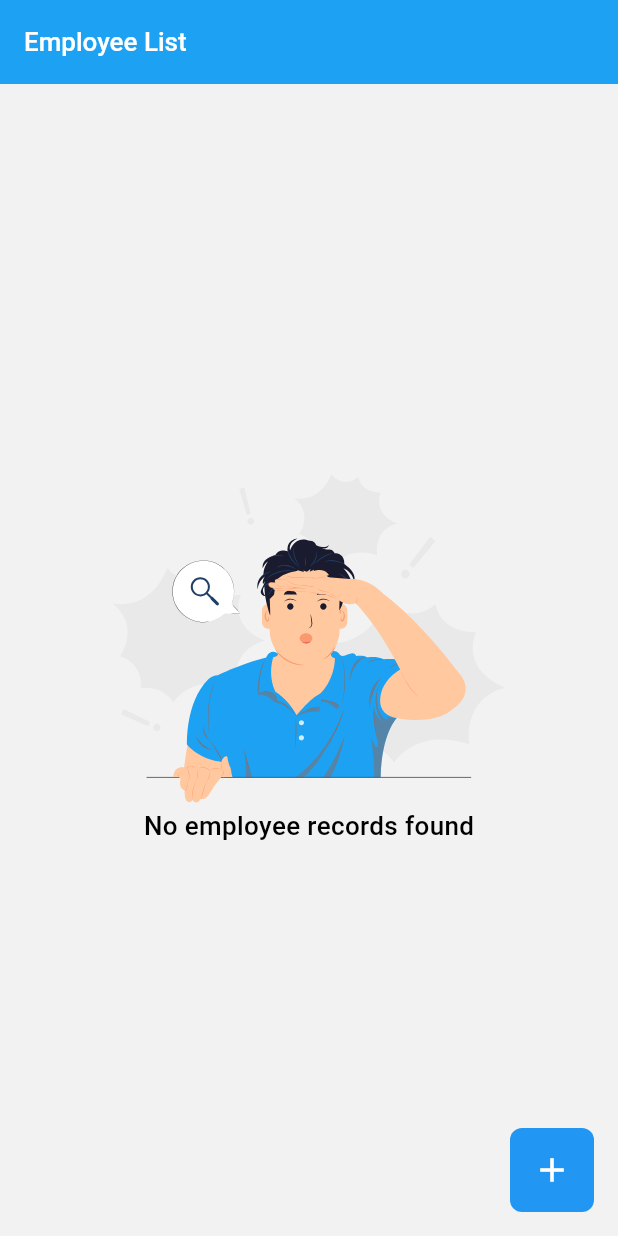
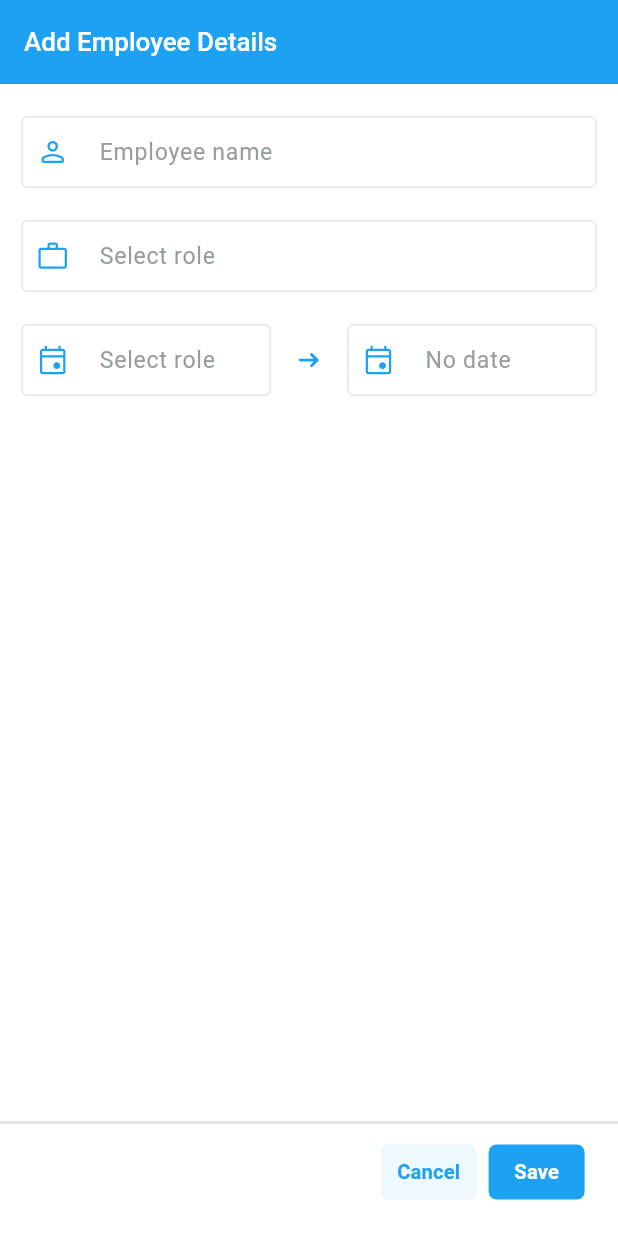
Before and after one commit to Lord-Chris/rti_assignment, a Flutter app: the screen it shows after launch, after a tap on the "add" icon, on a phone screen of 412 x 824 dp. Run offline on Flutter 3.47's test engine with Material 2 defaults, Android fonts, the phone set to English and light mode, and no system bars; our stand-ins replace flutter_screenutil, flutter_svg, stacked, stacked_services, stacked_shared.

Commit message:
Add Enployee View

```diff
--- a/lib/app/app.dart
+++ b/lib/app/app.dart
@@ -1,6 +1,7 @@
 import 'package:stacked/stacked_annotations.dart';
 import 'package:stacked_services/stacked_services.dart';
 
+import '../ui/views/add_employee_view/add_employee_view.dart';
 import '../ui/views/employees_list_view/employees_list_view.dart';
 
 /// Run "flutter pub run build_runner build --delete-conflicting-outputs"
@@ -9,6 +10,9 @@ import '../ui/views/employees_list_view/employees_list_view.dart';
 @StackedApp(
   routes: [
     AdaptiveRoute(page: EmployeesListView, initial: true),
+    AdaptiveRoute(page: AddEmployeeView),
+    // AdaptiveRoute(page: AddEmployeeView),
+    // AdaptiveRoute(page: AddEmployeeView),
   ],
   dependencies: [
     LazySingleton(classType: NavigationService),
--- a/lib/app/app.router.dart
+++ b/lib/app/app.router.dart
@@ -6,15 +6,22 @@
 
 // ignore_for_file: no_leading_underscores_for_library_prefixes
 import 'package:flutter/material.dart';
+import 'package:rti_assignment/ui/views/add_employee_view/add_employee_view.dart'
+    as _i3;
 import 'package:rti_assignment/ui/views/employees_list_view/employees_list_view.dart'
     as _i2;
 import 'package:stacked/stacked.dart' as _i1;
-import 'package:stacked_services/stacked_services.dart' as _i3;
+import 'package:stacked_services/stacked_services.dart' as _i4;
 
 class Routes {
   static const employeesListView = '/';
 
-  static const all = <String>{employeesListView};
+  static const addEmployeeView = '/add-employee-view';
+
+  static const all = <String>{
+    employeesListView,
+    addEmployeeView,
+  };
 }
 
 class StackedRouter extends _i1.RouterBase {
@@ -22,7 +29,11 @@ class StackedRouter extends _i1.RouterBase {
     _i1.RouteDef(
       Routes.employeesListView,
       page: _i2.EmployeesListView,
-    )
+    ),
+    _i1.RouteDef(
+      Routes.addEmployeeView,
+      page: _i3.AddEmployeeView,
+    ),
   ];
 
   final _pagesMap = <Type, _i1.StackedRouteFactory>{
@@ -31,7 +42,13 @@ class StackedRouter extends _i1.RouterBase {
         builder: (context) => const _i2.EmployeesListView(),
         settings: data,
       );
-    }
+    },
+    _i3.AddEmployeeView: (data) {
+      return _i1.buildAdaptivePageRoute<dynamic>(
+        builder: (context) => const _i3.AddEmployeeView(),
+        settings: data,
+      );
+    },
   };
 
   @override
@@ -40,7 +57,7 @@ class StackedRouter extends _i1.RouterBase {
   Map<Type, _i1.StackedRouteFactory> get pagesMap => _pagesMap;
 }
 
-extension NavigatorStateExtension on _i3.NavigationService {
+extension NavigatorStateExtension on _i4.NavigationService {
   Future<dynamic> navigateToEmployeesListView([
     int? routerId,
     bool preventDuplicates = true,
@@ -49,6 +66,20 @@ extension NavigatorStateExtension on _i3.NavigationService {
         transition,
   ]) async {
     return navigateTo<dynamic>(Routes.employeesListView,
+        id: routerId,
+        preventDuplicates: preventDuplicates,
+        parameters: parameters,
+        transition: transition);
+  }
+
+  Future<dynamic> navigateToAddEmployeeView([
+    int? routerId,
+    bool preventDuplicates = true,
+    Map<String, String>? parameters,
+    Widget Function(BuildContext, Animation<double>, Animation<double>, Widget)?
+        transition,
+  ]) async {
+    return navigateTo<dynamic>(Routes.addEmployeeView,
         id: routerId,
         preventDuplicates: preventDuplicates,
         parameters: parameters,
@@ -68,4 +99,18 @@ extension NavigatorStateExtension on _i3.NavigationService {
         parameters: parameters,
         transition: transition);
   }
+
+  Future<dynamic> replaceWithAddEmployeeView([
+    int? routerId,
+    bool preventDuplicates = true,
+    Map<String, String>? parameters,
+    Widget Function(BuildContext, Animation<double>, Animation<double>, Widget)?
+        transition,
+  ]) async {
+    return replaceWith<dynamic>(Routes.addEmployeeView,
+        id: routerId,
+        preventDuplicates: preventDuplicates,
+        parameters: parameters,
+        transition: transition);
+  }
 }
--- /dev/null
+++ b/lib/ui/shared/components/app_button.dart
@@ -0,0 +1,146 @@
+import 'package:flutter/material.dart';
+import 'package:flutter_screenutil/flutter_screenutil.dart';
+
+import '../constants/_constants.dart';
+import '_components.dart';
+
+class AppButton extends StatelessWidget {
+  final String label;
+  final VoidCallback? onTap;
+  final Color? labelColor, buttonColor, borderColor, disabledColor;
+  final double? width, height, borderRadius, labelSize;
+  final bool isCollapsed, isDisabled;
+  final bool hasShadow, hasBorder, isBusy, showFeedback;
+  final FontWeight fontWeight;
+  final EdgeInsetsGeometry? padding;
+  final Widget? customChild, prefixWidget, suffixWidget;
+  const AppButton({
+    Key? key,
+    this.onTap,
+    this.width,
+    this.height,
+    this.customChild,
+    this.buttonColor = AppColors.blue,
+    required this.label,
+    this.labelColor = AppColors.white,
+    this.disabledColor,
+    this.borderColor,
+    this.isCollapsed = true,
+    this.hasShadow = false,
+    this.hasBorder = false,
+    this.isBusy = false,
+    this.isDisabled = false,
+    this.showFeedback = true,
+    this.fontWeight = FontWeight.w600,
+    this.borderRadius,
+    this.padding,
+    this.labelSize,
+    this.prefixWidget,
+    this.suffixWidget,
+  }) : super(key: key);
+
+  @override
+  Widget build(BuildContext context) {
+    return SizedBox(
+      width: width ?? (isCollapsed ? null : double.maxFinite),
+      height: height ?? (isCollapsed ? null : 50.h),
+      child: MaterialButton(
+        onPressed: isDisabled ? null : onTap,
+        disabledColor: disabledColor ?? buttonColor?.withOpacity(0.3),
+        color: buttonColor,
+        elevation: hasShadow ? 5 : 0,
+        clipBehavior: Clip.hardEdge,
+        splashColor: showFeedback ? null : buttonColor,
+        highlightColor: showFeedback ? null : buttonColor,
+        highlightElevation: showFeedback ? 4 : 0,
+        padding: padding ?? EdgeInsets.all(10.r),
+        shape: RoundedRectangleBorder(
+          borderRadius: BorderRadius.circular(borderRadius?.r ?? 6.r),
+          side: hasBorder
+              ? BorderSide(
+                  color: borderColor ?? Colors.grey[400]!,
+                  width: 1.r,
+                )
+              : BorderSide.none,
+        ),
+        child: Builder(
+          builder: (context) {
+            if (isBusy) {
+              return SizedBox.square(
+                child: FittedBox(
+                  child: AppLoader(
+                    padding: 15,
+                    color: labelColor,
+                  ),
+                ),
+              );
+            }
+
+            if (customChild != null) return customChild!;
+
+            return FittedBox(
+              child: Row(
+                children: [
+                  if (prefixWidget != null)
+                    Padding(
+                      padding: EdgeInsets.only(right: 10.r),
+                      child: prefixWidget,
+                    ),
+                  Center(
+                    child: Text(
+                      label,
+                      textAlign: TextAlign.center,
+                      style: AppTextStyles.medium14.copyWith(
+                        fontSize: labelSize?.spMin,
+                        fontWeight: fontWeight,
+                        color: labelColor,
+                      ),
+                    ),
+                  ),
+                  if (suffixWidget != null)
+                    Padding(
+                      padding: EdgeInsets.only(left: 10.r),
+                      child: suffixWidget,
+                    ),
+                ],
+              ),
+            );
+          },
+        ),
+      ),
+    );
+  }
+}
+
+class AppBackButton extends StatelessWidget {
+  final Widget? icon;
+  final Color? color;
+  final VoidCallback? onTap;
+  const AppBackButton({
+    Key? key,
+    this.icon,
+    this.color,
+    this.onTap,
+  }) : super(key: key);
+
+  @override
+  Widget build(BuildContext context) {
+    if (!Navigator.canPop(context)) return const SizedBox();
+    return MaterialButton(
+      onPressed: onTap ?? () => Navigator.pop(context),
+      minWidth: 26.r,
+      height: 26.r,
+      padding: EdgeInsets.zero,
+      shape: RoundedRectangleBorder(
+        borderRadius: BorderRadius.circular(6),
+        side: BorderSide(color: color ?? AppColors.black, width: 1),
+      ),
+      child: icon ??
+          Icon(
+            Icons.arrow_back_ios_new,
+            size: 12.r,
+            color: color,
+          ),
+    );
+  }
+}
--- /dev/null
+++ b/lib/ui/shared/components/app_textfield.dart
@@ -0,0 +1,234 @@
+import 'package:flutter/material.dart';
+import 'package:flutter/services.dart';
+import 'package:flutter_screenutil/flutter_screenutil.dart';
+
+import '../constants/_constants.dart';
+
+class AppTextField extends StatelessWidget {
+  final String? label;
+  final String? hint;
+  final String? initialValue;
+  final bool obscureText;
+  final InputBorder? border;
+  final TextEditingController? controller;
+  final FocusNode? focusNode;
+  final String? Function(String?)? validator;
+  final void Function(String)? onChanged;
+  final void Function(String)? onFieldSubmitted;
+  final void Function()? onTap;
+  final void Function()? onEditingComplete;
+  final TextInputType? keyboardType;
+  final TextCapitalization textCapitalization;
+  final TextAlignVertical? textAlignVertical;
+  final TextAlign? textAlign;
+  final Widget? suffix;
+  final Widget? prefix;
+  final Widget? bottomRightWidget;
+  final bool readOnly;
+  final bool expands;
+  final bool hasBorder;
+  final int? minLines, maxLines, maxLength;
+  final bool enabled;
+  final Color? fillColor;
+  final InputDecoration? decoration;
+  final List<TextInputFormatter>? inputFormatters;
+
+  const AppTextField({
+    Key? key,
+    this.label,
+    this.hint,
+    this.controller,
+    this.validator,
+    this.border,
+    this.keyboardType,
+    this.textCapitalization = TextCapitalization.none,
+    this.suffix,
+    this.obscureText = false,
+    this.prefix,
+    this.initialValue,
+    this.focusNode,
+    this.readOnly = false,
+    this.expands = false,
+    this.hasBorder = true,
+    this.minLines,
+    this.maxLines,
+    this.maxLength,
+    this.enabled = true,
+    this.onChanged,
+    this.onFieldSubmitted,
+    this.fillColor,
+    this.onTap,
+    this.onEditingComplete,
+    this.decoration,
+    this.textAlign,
+    this.textAlignVertical,
+    this.bottomRightWidget,
+    this.inputFormatters,
+  })  : assert(initialValue == null || controller == null),
+        super(key: key);
+
+  @override
+  Widget build(BuildContext context) {
+    return TextFormField(
+      enabled: enabled,
+      controller: controller,
+      initialValue: initialValue,
+      onChanged: onChanged,
+      onFieldSubmitted: onFieldSubmitted,
+      onTap: onTap,
+      keyboardType: keyboardType,
+      cursorWidth: 1,
+      textCapitalization: textCapitalization,
+      obscureText: obscureText,
+      obscuringCharacter: '●',
+      readOnly: readOnly,
+      focusNode: focusNode,
+      expands: expands,
+      maxLines: maxLines,
+      validator: validator,
+      minLines: minLines,
+      // maxLength: maxLength,
+      inputFormatters: [
+        LengthLimitingTextInputFormatter(maxLength),
+        ...inputFormatters ?? []
+      ],
+      textAlignVertical: textAlignVertical ?? TextAlignVertical.center,
+      textAlign: textAlign ?? TextAlign.start,
+      onEditingComplete:
+          onEditingComplete ?? () => FocusScope.of(context).nextFocus(),
+      style: AppTextStyles.regular16.copyWith(
+        height: 1,
+      ),
+      decoration: decoration ??
+          kOutlineDecoration().copyWith(
+            hintText: hint,
+            labelText: label,
+            suffixIcon: (suffix != null)
+                ? Row(
+                    mainAxisSize: MainAxisSize.min,
+                    mainAxisAlignment: MainAxisAlignment.end,
+                    children: [
+                      Padding(
+                        padding: EdgeInsets.only(right: 10.w),
+                        child: suffix!,
+                      ),
+                    ],
+                  )
+                : null,
+            prefixIcon: (prefix != null)
+                ? Row(
+                    mainAxisSize: MainAxisSize.min,
+                    mainAxisAlignment: MainAxisAlignment.start,
+                    children: [
+                      Padding(
+                        padding: EdgeInsets.only(left: 10.r),
+                        child: prefix!,
+                      ),
+                    ],
+                  )
+                : null,
+            enabled: enabled,
+            border: border,
+            alignLabelWithHint:
+                maxLines != null && keyboardType == TextInputType.multiline,
+          ),
+    );
+  }
+
+  static InputDecoration kOutlineDecoration() => InputDecoration(
+        contentPadding: EdgeInsets.symmetric(vertical: 8.h, horizontal: 10.w),
+        isDense: true,
+        border: const UnderlineInputBorder(),
+        enabledBorder: const OutlineInputBorder(
+          borderSide: BorderSide(color: AppColors.borderGrey),
+        ),
+        focusedBorder: const OutlineInputBorder(
+          borderSide: BorderSide(color: AppColors.borderGrey),
+        ),
+        floatingLabelBehavior: FloatingLabelBehavior.never,
+        labelStyle: AppTextStyles.regular16.copyWith(
+          color: AppColors.hintGrey,
+        ),
+      );
+}
+
+class AppDropdownField<T extends Object> extends StatelessWidget {
+  final List<T> items;
+  final T? value;
+  final void Function(T?)? onChanged;
+  final String? Function(T?)? validator;
+  final Widget Function(T)? customItem;
+  final String Function(T)? displayItem;
+  final String? label, hint;
+  final String? headingText;
+  final Widget? prefix;
+  final FocusNode? focusNode;
+  final bool enabled;
+  final Color? fillColor;
+  final bool hasBorder;
+
+  const AppDropdownField({
+    Key? key,
+    required this.items,
+    required this.value,
+    this.onChanged,
+    this.validator,
+    this.label,
+    this.hint,
+    this.headingText,
+    this.prefix,
+    this.enabled = true,
+    this.fillColor,
+    this.focusNode,
+    this.customItem,
+    this.displayItem,
+    this.hasBorder = true,
+  }) : super(key: key);
+  @override
+  Widget build(BuildContext context) {
+    return DropdownButtonFormField<T>(
+      items: items.map(
+        (T item) {
+          if (customItem != null) {
+            return DropdownMenuItem(
+              value: item,
+              child: customItem!(item),
+            );
+          }
+          return DropdownMenuItem(
+            value: item,
+            child: Text(
+              displayItem != null ? displayItem!(item) : item.toString(),
+              overflow: TextOverflow.ellipsis,
+              softWrap: true,
+              style: DefaultTextStyle.of(context).style,
+            ),
+          );
+        },
+      ).toList(),
+      isExpanded: true,
+      onChanged: onChanged,
+      validator: validator,
+      value: value,
+      focusNode: focusNode,
+      icon: Icon(
+        Icons.arrow_drop_down_sharp,
+        color: AppColors.blue,
+        size: 0.sp,
+      ),
+      style: AppTextStyles.regular16.copyWith(
+        height: 1.2,
+      ),
+      decoration: AppTextField.kOutlineDecoration().copyWith(
+        hintText: hint,
+        prefixIcon: prefix,
+        enabled: enabled,
+        suffixIcon: Icon(
+          Icons.arrow_drop_down_sharp,
+          color: AppColors.blue,
+          size: 25.sp,
+        ),
+      ),
+    );
+  }
+}
--- a/lib/ui/shared/constants/app_assets.dart
+++ b/lib/ui/shared/constants/app_assets.dart
@@ -1,5 +1,8 @@
 class AppAssets {
-  static const noEmployees = "assets/svgs/no_employees.svg";
+  static const noEmployees = 'assets/svgs/no_employees.svg';
+  static const event = 'assets/svgs/event.svg';
+  static const work = 'assets/svgs/work.svg';
+  static const person = 'assets/svgs/person.svg';
+  static const arrowRight = 'assets/svgs/arrow_right.svg';
   // static const gigtrybeWhiteLogoSvg = "assets/svgs/gigtrybe_white_logo.svg";
-
 }
--- a/lib/ui/shared/constants/app_colors.dart
+++ b/lib/ui/shared/constants/app_colors.dart
@@ -11,6 +11,7 @@ class AppColors {
   static const hintGrey = Color(0XFF949C9E);
   static const textBlack = Color(0XFF323238);
   static const red = Color(0XFFF34642);
+  static const borderGrey = Color(0XFFE5E5E5);
 
   // Neutral Colors
   static const white = Color(0XFFFFFFFF);
--- a/lib/ui/shared/constants/app_textstyles.dart
+++ b/lib/ui/shared/constants/app_textstyles.dart
@@ -2,7 +2,7 @@ import 'package:flutter/widgets.dart';
 import 'package:flutter_screenutil/flutter_screenutil.dart';
 
 class AppTextStyles {
-  static const roboto = "Roboto";
+  static const roboto = 'Roboto';
 
   static TextStyle dynamic(
     double size, {
@@ -57,12 +57,12 @@ class AppTextStyles {
   //   // color: AppColors.lightColor2,
   // );
 
-  // /// Default color - Lightcolor2
-  // static final regular16 = TextStyle(
-  //   fontSize: 16.spMin,
-  //   fontWeight: FontWeight.normal,
-  //   // color: AppColors.lightColor2,
-  // );
+  /// Default color - Lightcolor2
+  static final regular16 = TextStyle(
+    fontSize: 16.spMin,
+    fontWeight: FontWeight.normal,
+    // color: AppColors.lightColor2,
+  );
 
   // // Medium
   // /// Default color - DeepBlue2
@@ -79,13 +79,13 @@ class AppTextStyles {
   //   height: 1.3,
   // );
 
-  // /// Default color - DarkColor1
-  // static final medium14 = TextStyle(
-  //   fontSize: 14.spMin,
-  //   fontWeight: FontWeight.w500,
-  //   height: 1.4,
-  //   // color: AppColors.darkColor1,
-  // );
+  /// Default color - DarkColor1
+  static final medium14 = TextStyle(
+    fontSize: 14.spMin,
+    fontWeight: FontWeight.w500,
+    height: 1.4,
+    // color: AppColors.darkColor1,
+  );
 
   // /// Default color - DarkColor1
   // static final medium16 = TextStyle(
--- a/lib/ui/shared/constants/app_theme.dart
+++ b/lib/ui/shared/constants/app_theme.dart
@@ -19,6 +19,9 @@ class AppTheme {
     expansionTileTheme: const ExpansionTileThemeData(
       tilePadding: EdgeInsets.symmetric(vertical: 4),
     ),
+    dividerTheme: const DividerThemeData(
+      color: AppColors.borderGrey,
+    ),
     colorScheme: ColorScheme.fromSwatch(primarySwatch: Colors.blue).copyWith(
       background: AppColors.background,
     ),
--- /dev/null
+++ b/lib/ui/views/add_employee_view/add_employee_view.dart
@@ -0,0 +1,98 @@
+import 'package:flutter/material.dart';
+import 'package:flutter_screenutil/flutter_screenutil.dart';
+import 'package:flutter_svg/svg.dart';
+import 'package:stacked/stacked.dart';
+
+import '../../shared/components/_components.dart';
+import '../../shared/constants/app_assets.dart';
+import '../../shared/constants/app_colors.dart';
+import '../../shared/constants/spacing.dart';
+import 'add_employee_viewmodel.dart';
+
+class AddEmployeeView extends StatelessWidget {
+  const AddEmployeeView({super.key});
+
+  @override
+  Widget build(BuildContext context) {
+    return ViewModelBuilder<AddEmployeeViewModel>.nonReactive(
+      viewModelBuilder: () => AddEmployeeViewModel(),
+      builder: (context, viewModel, child) {
+        return Scaffold(
+          appBar: AppBar(
+            automaticallyImplyLeading: false,
+            title: const Text('Add Employee Details'),
+          ),
+          body: Column(
+            children: [
+              Expanded(
+                child: ListView(
+                  padding: REdgeInsets.fromLTRB(16, 24, 16, 24),
+                  children: [
+                    AppTextField(
+                      prefix: SvgPicture.asset(AppAssets.person),
+                      label: 'Employee name',
+                      keyboardType: TextInputType.name,
+                      textCapitalization: TextCapitalization.words,
+                    ),
+                    Spacing.vertMedium(),
+                    AppTextField(
+                      prefix: SvgPicture.asset(AppAssets.work),
+                      label: 'Select role',
+                      readOnly: true,
+                      onTap: () {},
+                    ),
+                    Spacing.vertMedium(),
+                    Row(
+                      children: [
+                        Expanded(
+                          child: AppTextField(
+                            prefix: SvgPicture.asset(AppAssets.event),
+                            label: 'Select role',
+                            readOnly: true,
+                            onTap: () {},
+                          ),
+                        ),
+                        Spacing.horizRegular(),
+                        SvgPicture.asset(AppAssets.arrowRight),
+                        Spacing.horizRegular(),
+                        Expanded(
+                          child: AppTextField(
+                            prefix: SvgPicture.asset(AppAssets.event),
+                            label: 'No date',
+                            readOnly: true,
+                            onTap: () {},
+                          ),
+                        ),
+                      ],
+                    )
+                  ],
+                ),
+              ),
+              const Divider(
+                height: 2,
+                thickness: 2,
+              ),
+              Padding(
+                padding: REdgeInsets.fromLTRB(16, 0, 16, 12),
+                child: ButtonBar(
+                  children: [
+                    AppButton(
+                      label: 'Cancel',
+                      buttonColor: AppColors.lightBlue,
+                      labelColor: AppColors.blue,
+                      onTap: viewModel.onCancelTap,
+                    ),
+                    AppButton(
+                      label: 'Save',
+                      onTap: viewModel.onSaveTap,
+                    ),
+                  ],
+                ),
+              ),
+            ],
+          ),
+        );
+      },
+    );
+  }
+}
--- a/lib/ui/views/employees_list_view/employees_list_viewmodel.dart
+++ b/lib/ui/views/employees_list_view/employees_list_viewmodel.dart
@@ -1,8 +1,12 @@
 import 'package:stacked/stacked.dart';
 
+import '../../../app/_app.dart';
+
 class EmployeesListViewModel extends BaseViewModel {
+  final _navigationService = locator<NavigationService>();
   final employees = [];
 
   void addEmployee() {
+    _navigationService.navigateTo(Routes.addEmployeeView);
   }
 }
```
Also changed, not shown: lib/ui/shared/components/_components.dart (added, +9 -0 lines), lib/ui/shared/components/app_loader.dart (added, +38 -0 lines), lib/ui/views/add_employee_view/add_employee_viewmodel.dart (added, +8 -0 lines), assets/svgs/arrow_right.svg (added), assets/svgs/event.svg (added), assets/svgs/person.svg (added), assets/svgs/work.svg (added).
